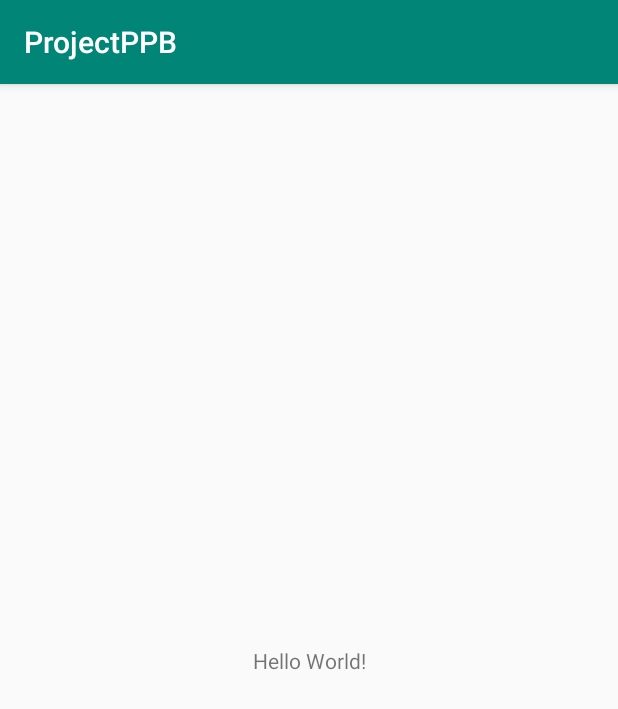
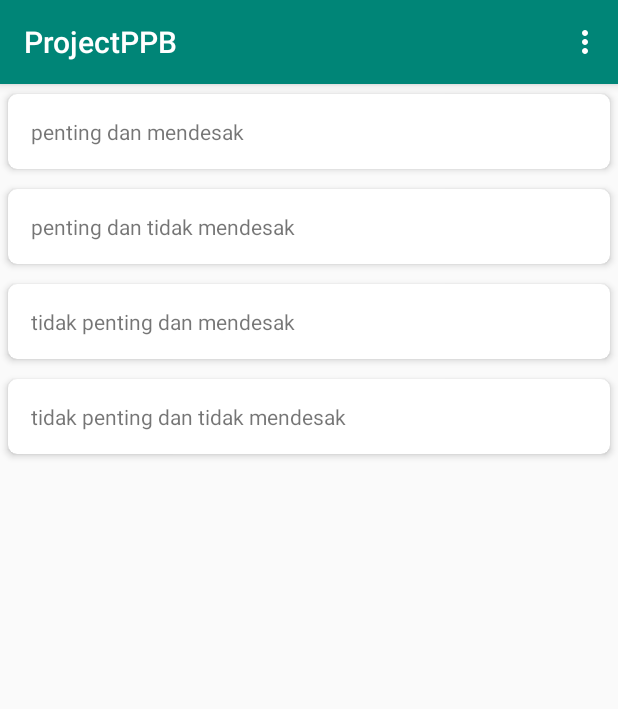
Before and after one commit to MChoir24/projectpbb, an Android app: the screen it shows after launch (MainActivity before the commit, Home after it), on a phone screen of 412 x 824 dp. Shown: the top 709 px of the screen. Run offline under Robolectric (Android 15) with nearby library versions, the phone set to English and light mode, and no system bars.

```diff
--- a/app/build.gradle
+++ b/app/build.gradle
@@ -21,6 +21,8 @@ android {
 dependencies {
     implementation fileTree(dir: 'libs', include: ['*.jar'])
     implementation 'com.android.support:appcompat-v7:28.0.0'
+    implementation 'com.android.support:recyclerview-v7:28.0.0'
+    implementation 'com.android.support:cardview-v7:28.0.0'
     implementation 'com.android.support.constraint:constraint-layout:1.1.3'
     testImplementation 'junit:junit:4.12'
     androidTestImplementation 'com.android.support.test:runner:1.0.2'
--- a/app/src/main/AndroidManifest.xml
+++ b/app/src/main/AndroidManifest.xml
@@ -9,13 +9,15 @@
         android:roundIcon="@mipmap/ic_launcher_round"
         android:supportsRtl="true"
         android:theme="@style/AppTheme">
-        <activity android:name=".MainActivity">
+        <activity android:name=".activities.TaskActivity"></activity>
+        <activity android:name=".activities.Home">
             <intent-filter>
                 <action android:name="android.intent.action.MAIN" />
 
                 <category android:name="android.intent.category.LAUNCHER" />
             </intent-filter>
         </activity>
+        <activity android:name=".activities.MainActivity"></activity>
     </application>
 
 </manifest>
--- /dev/null
+++ b/app/src/main/java/com/example/projectppb/activities/Home.java
@@ -0,0 +1,120 @@
+package com.example.projectppb.activities;
+
+import android.content.Intent;
+import android.content.SharedPreferences;
+import android.database.Cursor;
+import android.database.sqlite.SQLiteDatabase;
+import android.support.v7.app.AppCompatActivity;
+import android.os.Bundle;
+import android.support.v7.widget.LinearLayoutManager;
+import android.support.v7.widget.RecyclerView;
+import android.util.Log;
+import android.view.Menu;
+import android.view.MenuInflater;
+import android.view.MenuItem;
+import android.widget.Toast;
+
+import com.example.projectppb.adapters.TaskAdapter;
+import com.example.projectppb.objects.DataHelper;
+import com.example.projectppb.objects.Kategori;
+import com.example.projectppb.R;
+import com.example.projectppb.adapters.KategoriAdapter;
+import com.example.projectppb.objects.Task;
+
+import java.util.ArrayList;
+
+public class Home extends AppCompatActivity {
+
+    private RecyclerView recyclerView;
+    private KategoriAdapter adapter;
+    private TaskAdapter adapter1;
+    private RecyclerView.LayoutManager layoutManager;
+
+    public static ArrayList<Kategori> kategoris;
+    public static ArrayList<Task> tasks;
+
+    protected Cursor cursor;
+    DataHelper dbcenter;
+
+    @Override
+    protected void onCreate(Bundle savedInstanceState) {
+        super.onCreate(savedInstanceState);
+        setContentView(R.layout.activity_home);
+
+        dbcenter = new DataHelper(this);
+        showKategori();
+
+    }
+
+    private void showTask(boolean sortDate) {
+        SQLiteDatabase db = dbcenter.getReadableDatabase();
+        if (sortDate){
+            cursor = db.query("kegiatan",null,null,null,null,null,"id_kegiatan ASC");
+            Toast.makeText(getApplicationContext(),"true.",Toast.LENGTH_SHORT).show();
+            Log.d("mengecek", "showTask: true");
+
+        }else {
+            cursor = db.rawQuery("SELECT * FROM kegiatan ",null);
+            Toast.makeText(getApplicationContext(),"false.",Toast.LENGTH_SHORT).show();
+            Log.d("mengecek", "showTask: false");
+        }
+
+        tasks = new ArrayList<>();
+        Task task;
+        cursor.moveToFirst();
+        for (int i = 0; i < cursor.getCount(); i++){
+            cursor.moveToPosition(i);
+            task = new Task(cursor.getInt(0),cursor.getString(1), cursor.getString(2), cursor.getInt(3));
+            tasks.add(task);
+        }
+        recyclerView = findViewById(R.id.list_home);
+
+        adapter1 = new TaskAdapter(this, tasks);
+        layoutManager = new LinearLayoutManager(this);
+        recyclerView.setLayoutManager(layoutManager);
+        recyclerView.setAdapter(adapter1);
+    }
+
+    public void showKategori(){
+        SQLiteDatabase db = dbcenter.getReadableDatabase();
+        cursor = db.rawQuery("SELECT * FROM kategori",null);
+        kategoris =new ArrayList<>();
+        Kategori kategori;
+        cursor.moveToFirst();
+        for (int i = 0 ; i < cursor.getCount(); i++){
+            cursor.moveToPosition(i);
+            kategori = new Kategori(cursor.getInt(0),cursor.getString(1),cursor.getInt(2));
+            kategoris.add(kategori);
+        }
+        recyclerView = findViewById(R.id.list_home);
+
+        adapter = new KategoriAdapter(this,kategoris);
+        layoutManager = new LinearLayoutManager(this);
+        recyclerView.setLayoutManager(layoutManager);
+        recyclerView.setAdapter(adapter);
+    }
+    public boolean onCreateOptionsMenu(Menu menu) {
+//        return super.onCreateOptionsMenu(menu);
+        MenuInflater inflater = getMenuInflater();
+        inflater.inflate(R.menu.option, menu);
+        return true;
+
+    }
+
+    public boolean onOptionsItemSelected(MenuItem item) {
+        // Handle item selection
+        switch (item.getItemId()) {
+            case R.id.kategori:
+                showKategori();
+                return true;
+            case R.id.kegiatan:
+                showTask(false);
+                return true;
+            case R.id.jatuhTempo:
+                showTask(true);
+                return true;
+            default:
+                return super.onOptionsItemSelected(item);
+        }
+    }
+}
--- a/app/src/main/java/com/example/projectppb/MainActivity.java
+++ b/app/src/main/java/com/example/projectppb/activities/MainActivity.java
@@ -1,7 +1,9 @@
-package com.example.projectppb;
+package com.example.projectppb.activities;
 
 import android.support.v7.app.AppCompatActivity;
 import android.os.Bundle;
+
+import com.example.projectppb.R;
 
 public class MainActivity extends AppCompatActivity {
 
--- /dev/null
+++ b/app/src/main/java/com/example/projectppb/adapters/KategoriAdapter.java
@@ -0,0 +1,71 @@
+package com.example.projectppb.adapters;
+
+import android.content.Context;
+import android.content.Intent;
+import android.support.annotation.NonNull;
+import android.support.v7.widget.CardView;
+import android.support.v7.widget.RecyclerView;
+import android.view.LayoutInflater;
+import android.view.View;
+import android.view.ViewGroup;
+import android.widget.TextView;
+
+import com.example.projectppb.activities.TaskActivity;
+import com.example.projectppb.objects.DataHelper;
+import com.example.projectppb.objects.Kategori;
+import com.example.projectppb.R;
+
+import java.util.ArrayList;
+
+public class KategoriAdapter extends RecyclerView.Adapter<KategoriAdapter.MyViewHolder> {
+
+    private ArrayList<Kategori> mDataset;
+    private Context mContext;
+    DataHelper dbcenter;
+
+    public KategoriAdapter( Context mContext, ArrayList<Kategori> mDataset) {
+        this.mDataset = mDataset;
+        this.mContext = mContext;
+        dbcenter = new DataHelper(mContext);
+    }
+
+    @NonNull
+    @Override
+    public KategoriAdapter.MyViewHolder onCreateViewHolder(@NonNull ViewGroup viewGroup, int i) {
+        View v = (View) LayoutInflater.from(viewGroup.getContext()).inflate(R.layout.list_kategori, viewGroup, false);
+        MyViewHolder vh = new MyViewHolder(v, this);
+        return vh;
+    }
+
+    @Override
+    public void onBindViewHolder(@NonNull KategoriAdapter.MyViewHolder myViewHolder, final int i) {
+        myViewHolder.tv_nama.setText(mDataset.get(i).getNama());
+        myViewHolder.cardView.setOnClickListener(new View.OnClickListener() {
+            @Override
+            public void onClick(View v) {
+                Intent intent = new Intent(mContext, TaskActivity.class);
+                intent.putExtra(TaskActivity.EXTRA_PERSON, mDataset.get(i));
+                mContext.startActivity(intent);
+            }
+        });
+    }
+
+
+    @Override
+    public int getItemCount() {
+        return (mDataset != null) ? mDataset.size() : 0;
+    }
+
+    public class MyViewHolder extends RecyclerView.ViewHolder{
+        private TextView tv_nama;
+        private CardView cardView;
+        final KategoriAdapter kategoriAdapter ;
+
+        public MyViewHolder(@NonNull View itemView, KategoriAdapter kategoriAdapter) {
+            super(itemView);
+            tv_nama = itemView.findViewById(R.id.namaKategori);
+            cardView = itemView.findViewById(R.id.kategori_layout);
+            this.kategoriAdapter = kategoriAdapter;
+        }
+    }
+}
--- /dev/null
+++ b/app/src/main/java/com/example/projectppb/objects/DataHelper.java
@@ -0,0 +1,51 @@
+package com.example.projectppb.objects;
+
+import android.content.Context;
+import android.database.sqlite.SQLiteDatabase;
+import android.database.sqlite.SQLiteOpenHelper;
+
+public class DataHelper extends SQLiteOpenHelper {
+
+
+    private static final String DATABASE_NAME = "reminder";
+    private static final int DATABASE_VERSION = 1;
+
+//    String sql;
+
+    public DataHelper(Context context) {
+        super(context, DATABASE_NAME, null, DATABASE_VERSION);
+    }
+
+    @Override
+    public void onCreate(SQLiteDatabase db) {
+        String sql = "CREATE TABLE `kegiatan` (`id_kegiatan` int(11) PRIMARY KEY NOT NULL,`nama` varchar(45) NOT NULL,`tgl` datetime NOT NULL,`id_kategori` int(11) NOT NULL);" ;
+        db.execSQL(sql);
+
+        String sql1 = "CREATE TABLE `kategori` (  `id_kategori` int(11) PRIMARY KEY NOT NULL,  `nama` varchar(45) NOT NULL,  `prioritas` int(11) NOT NULL,FOREIGN KEY (id_kategori) REFERENCES kategori(id_kategori));";
+        db.execSQL(sql1);
+
+        String sql2 = "INSERT INTO `kategori`(`id_kategori`, `nama`, `prioritas`) VALUES (1,'penting dan mendesak',1);" ;
+        String sql3 = "INSERT INTO `kategori`(`id_kategori`, `nama`, `prioritas`) VALUES (2,'penting dan tidak mendesak',2);" ;
+        String sql4 = "INSERT INTO `kategori`(`id_kategori`, `nama`, `prioritas`) VALUES (3,'tidak penting dan mendesak',3);" ;
+        String sql5 = "INSERT INTO `kategori`(`id_kategori`, `nama`, `prioritas`) VALUES (4,'tidak penting dan tidak mendesak',4);";
+        db.execSQL(sql2);
+        db.execSQL(sql3);
+        db.execSQL(sql4);
+        db.execSQL(sql5);
+
+        String sql6 = "INSERT INTO `kegiatan`(`id_kegiatan`,`nama`, `tgl`, `id_kategori`) VALUES(4,'buang air','2019-5-5 15:06:00', 1);" ;
+        String sql7 = "INSERT INTO `kegiatan`(`id_kegiatan`,`nama`, `tgl`, `id_kategori`) VALUES(2,'makan','2019-5-5 15:06:00', 2);";
+        String sql8 = "INSERT INTO `kegiatan`(`id_kegiatan`,`nama`, `tgl`, `id_kategori`) VALUES(3,'deadline','2019-5-5 15:06:00', 3);" ;
+        String sql9 = "INSERT INTO `kegiatan`(`id_kegiatan`,`nama`, `tgl`, `id_kategori`) VALUES(1,'mandi','2019-1-5 15:06:00', 4);";
+        db.execSQL(sql6);
+        db.execSQL(sql7);
+        db.execSQL(sql8);
+        db.execSQL(sql9);
+
+    }
+
+    @Override
+    public void onUpgrade(SQLiteDatabase db, int oldVersion, int newVersion) {
+
+    }
+}
--- /dev/null
+++ b/app/src/main/java/com/example/projectppb/objects/Kategori.java
@@ -0,0 +1,71 @@
+package com.example.projectppb.objects;
+
+import android.os.Parcel;
+import android.os.Parcelable;
+
+public class Kategori implements Parcelable {
+    int id;
+    String nama;
+    int prioritas;
+
+    public Kategori(int id, String nama, int prioritas) {
+        this.id = id;
+        this.nama = nama;
+        this.prioritas = prioritas;
+    }
+
+    public int getId() {
+        return id;
+    }
+
+    public void setId(int id) {
+        this.id = id;
+    }
+
+    public String getNama() {
+        return nama;
+    }
+
+    public void setNama(String nama) {
+        this.nama = nama;
+    }
+
+    public int getPrioritas() {
+        return prioritas;
+    }
+
+    public void setPrioritas(int prioritas) {
+        this.prioritas = prioritas;
+    }
+
+
+    @Override
+    public int describeContents() {
+        return 0;
+    }
+
+    @Override
+    public void writeToParcel(Parcel dest, int flags) {
+        dest.writeInt(this.id);
+        dest.writeString(this.nama);
+        dest.writeInt(this.prioritas);
+    }
+
+    protected Kategori(Parcel in) {
+        this.id = in.readInt();
+        this.nama = in.readString();
+        this.prioritas = in.readInt();
+    }
+
+    public static final Parcelable.Creator<Kategori> CREATOR = new Parcelable.Creator<Kategori>() {
+        @Override
+        public Kategori createFromParcel(Parcel source) {
+            return new Kategori(source);
+        }
+
+        @Override
+        public Kategori[] newArray(int size) {
+            return new Kategori[size];
+        }
+    };
+}
--- /dev/null
+++ b/app/src/main/res/layout/activity_home.xml
@@ -0,0 +1,17 @@
+<?xml version="1.0" encoding="utf-8"?>
+<LinearLayout xmlns:android="http://schemas.android.com/apk/res/android"
+    xmlns:app="http://schemas.android.com/apk/res-auto"
+    xmlns:tools="http://schemas.android.com/tools"
+    android:layout_width="match_parent"
+    android:layout_height="match_parent"
+    android:orientation="vertical"
+    tools:context=".activities.Home">
+
+    <android.support.v7.widget.RecyclerView
+        android:id="@+id/list_home"
+        android:layout_width="match_parent"
+        android:layout_height="match_parent">
+
+    </android.support.v7.widget.RecyclerView>
+
+</LinearLayout>
--- a/app/src/main/res/layout/activity_main.xml
+++ b/app/src/main/res/layout/activity_main.xml
@@ -4,7 +4,7 @@
     xmlns:tools="http://schemas.android.com/tools"
     android:layout_width="match_parent"
     android:layout_height="match_parent"
-    tools:context=".MainActivity">
+    tools:context=".activities.MainActivity">
 
     <TextView
         android:layout_width="wrap_content"
--- /dev/null
+++ b/app/src/main/res/layout/list_kategori.xml
@@ -0,0 +1,18 @@
+<?xml version="1.0" encoding="utf-8"?>
+<android.support.v7.widget.CardView xmlns:android="http://schemas.android.com/apk/res/android"
+    xmlns:card_view="http://schemas.android.com/apk/res-auto"
+    android:layout_width="match_parent"
+    android:layout_height="wrap_content"
+    card_view:cardCornerRadius="6dp"
+    card_view:cardElevation="3dp"
+    card_view:cardUseCompatPadding="true"
+    android:id="@+id/kategori_layout">
+
+    <TextView
+        android:id="@+id/namaKategori"
+        android:layout_width="match_parent"
+        android:layout_height="wrap_content"
+        android:text="nama"
+        android:padding="15dp"/>
+
+</android.support.v7.widget.CardView>
--- /dev/null
+++ b/app/src/main/res/menu/option.xml
@@ -0,0 +1,9 @@
+<?xml version="1.0" encoding="utf-8"?>
+<menu xmlns:android="http://schemas.android.com/apk/res/android">
+    <item android:id="@+id/kategori"
+        android:title="Kategori"/>
+    <item android:id="@+id/kegiatan"
+        android:title="Kegiatan"/>
+    <item android:id="@+id/jatuhTempo"
+        android:title="Batas Tanggal"/>
+</menu>
```
Also changed, not shown: app/src/main/java/com/example/projectppb/activities/TaskActivity.java (added, +59 -0 lines), app/src/main/java/com/example/projectppb/adapters/TaskAdapter.java (added, +65 -0 lines), app/src/main/java/com/example/projectppb/objects/Task.java (added, +83 -0 lines), app/src/main/res/layout/activity_task.xml (added, +18 -0 lines), app/src/main/res/layout/list_task.xml (added, +18 -0 lines).
